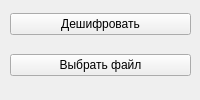
kirilltarasov99/witmotionconnect, file QtDesigner/decipher.ui: the form before one commit.
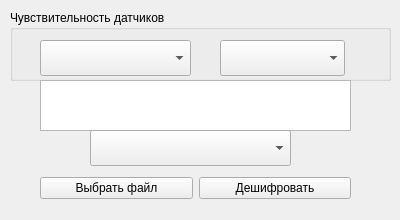
The form after the commit.

Commit message: Updated decipher: can now translate to g and deg/s, added save format selector and sensitivity selector

```diff
--- a/QtDesigner/decipher.ui
+++ b/QtDesigner/decipher.ui
@@ -6,43 +6,118 @@
    <rect>
     <x>0</x>
     <y>0</y>
-    <width>200</width>
-    <height>100</height>
+    <width>400</width>
+    <height>220</height>
    </rect>
   </property>
   <property name="minimumSize">
    <size>
-    <width>200</width>
-    <height>100</height>
+    <width>400</width>
+    <height>220</height>
    </size>
   </property>
   <property name="maximumSize">
    <size>
-    <width>200</width>
-    <height>100</height>
+    <width>400</width>
+    <height>220</height>
    </size>
   </property>
   <property name="windowTitle">
    <string>Дешифратор</string>
   </property>
   <widget class="QWidget" name="centralwidget">
-   <widget class="QWidget" name="verticalLayoutWidget">
+   <widget class="QGroupBox" name="sensitivitygroupBox">
     <property name="geometry">
      <rect>
       <x>10</x>
-      <y>0</y>
-      <width>181</width>
-      <height>91</height>
+      <y>10</y>
+      <width>381</width>
+      <height>71</height>
      </rect>
     </property>
-    <layout class="QVBoxLayout" name="verticalLayout">
+    <property name="title">
+     <string>Чувствительность датчиков</string>
+    </property>
+    <widget class="QComboBox" name="accelsense_comboBox">
+     <property name="geometry">
+      <rect>
+       <x>30</x>
+       <y>30</y>
+       <width>151</width>
+       <height>36</height>
+      </rect>
+     </property>
+     <property name="currentText">
+      <string/>
+     </property>
+     <property name="placeholderText">
+      <string>Акселерометр</string>
+     </property>
      <item>
-      <widget class="QPushButton" name="decipher_pushButton">
-       <property name="text">
-        <string>Дешифровать</string>
-       </property>
-      </widget>
+      <property name="text">
+       <string>2g</string>
+      </property>
      </item>
+     <item>
+      <property name="text">
+       <string>4g</string>
+      </property>
+     </item>
+     <item>
+      <property name="text">
+       <string>8g</string>
+      </property>
+     </item>
+     <item>
+      <property name="text">
+       <string>16g</string>
+      </property>
+     </item>
+    </widget>
+    <widget class="QComboBox" name="gyrosense_comboBox">
+     <property name="geometry">
+      <rect>
+       <x>210</x>
+       <y>30</y>
+       <width>125</width>
+       <height>36</height>
+      </rect>
+     </property>
+     <property name="placeholderText">
+      <string>Гироскоп</string>
+     </property>
+     <item>
+      <property name="text">
+       <string>250</string>
+      </property>
+     </item>
+     <item>
+      <property name="text">
+       <string>500</string>
+      </property>
+     </item>
+     <item>
+      <property name="text">
+       <string>1000</string>
+      </property>
+     </item>
+     <item>
+      <property name="text">
+       <string>2000</string>
+      </property>
+     </item>
+    </widget>
+   </widget>
+   <widget class="QWidget" name="horizontalLayoutWidget">
+    <property name="geometry">
+     <rect>
+      <x>40</x>
+      <y>169</y>
+      <width>311</width>
+      <height>38</height>
+     </rect>
+    </property>
+    <layout class="QHBoxLayout" name="horizontalLayout">
      <item>
       <widget class="QPushButton" name="openfile_pushButton">
        <property name="text">
@@ -50,8 +125,48 @@
        </property>
       </widget>
      </item>
+     <item>
+      <widget class="QPushButton" name="decipher_pushButton">
+       <property name="text">
+        <string>Дешифровать</string>
+       </property>
+      </widget>
+     </item>
     </layout>
    </widget>
+   <widget class="QTextEdit" name="info_textEdit">
+    <property name="geometry">
+     <rect>
+      <x>40</x>
+      <y>80</y>
+      <width>311</width>
+      <height>51</height>
+     </rect>
+    </property>
+   </widget>
+   <widget class="QComboBox" name="saveformat_comboBox">
+    <property name="geometry">
+     <rect>
+      <x>90</x>
+      <y>130</y>
+      <width>201</width>
+      <height>36</height>
+     </rect>
+    </property>
+    <property name="placeholderText">
+     <string>Формат сохранения</string>
+    </property>
+    <item>
+     <property name="text">
+      <string>csv</string>
+     </property>
+    </item>
+    <item>
+     <property name="text">
+      <string>hdf</string>
+     </property>
+    </item>
+   </widget>
   </widget>
  </widget>
  <resources/>
```
The commit also changes 3 other files.
